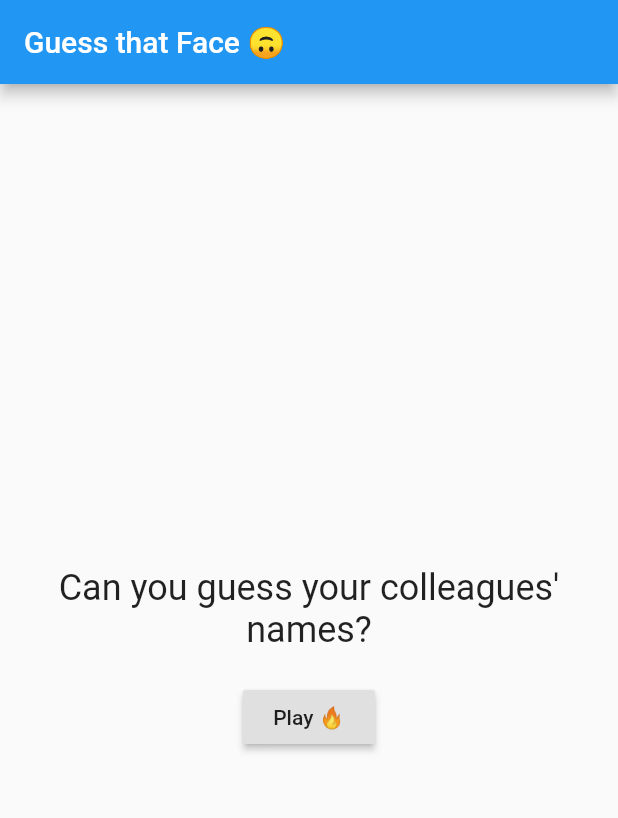
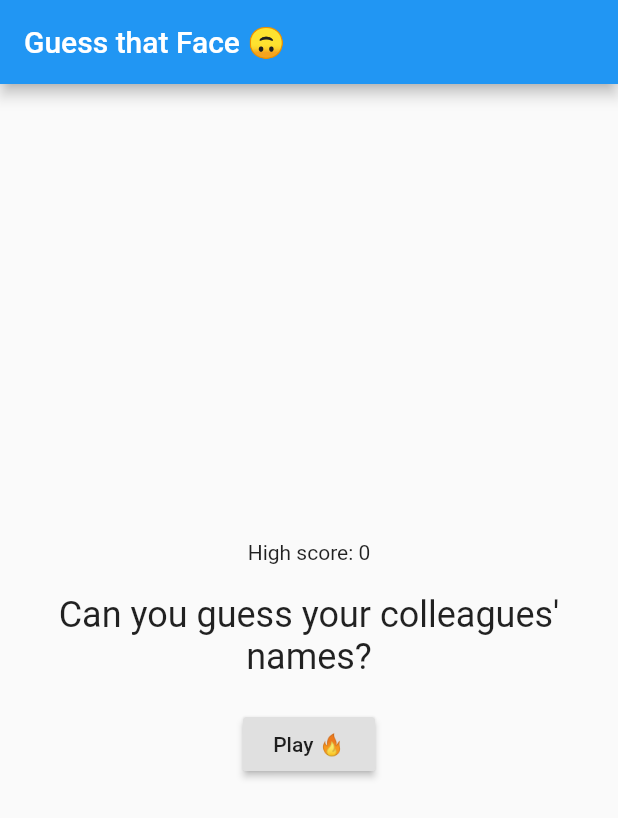
Before and after one commit to PLNech/GuessFace, a Flutter app: the screen it shows after launch, on a phone screen of 412 x 824 dp. Shown: the top 818 px of the screen. Run offline on Flutter 3.47's test engine with Material 2 defaults, Android fonts, the phone set to English and light mode, and no system bars; our stand-ins replace transparent_image; missing offline and left inert: algolia.

Commit message:
feat: Highscore, small refact

```diff
--- a/guess_face/lib/main.dart
+++ b/guess_face/lib/main.dart
@@ -8,8 +8,9 @@ import 'package:transparent_image/transparent_image.dart';
 void main() => runApp(MyApp());
 
 const imageWidth = 200;
-const defaultHint = "Hint";
-const defaultHint = 10;
+const defaultHint = "Need a Hint?";
+const defaultHeadline = "Can you guess your colleagues' names?";
+const defaultPoints = 10;
 
 class MyApp extends StatelessWidget {
   static final Algolia _algolia = Algolia.init(
@@ -65,18 +66,21 @@ class MyApp extends StatelessWidget {
       title: 'GuessFace',
       home: HomeWidget(),
       routes: <String, WidgetBuilder>{
-        '/game': (BuildContext context) => Scaffold(
-              appBar: AppBar(
-                title: Text('Guess an Algolian 🙈'),
-              ),
-              body: Center(child: GuessWidget()),
-            )
+        '/game': (BuildContext context) => GuessWidget()
       },
     );
   }
 }
 
-class HomeWidget extends StatelessWidget {
+class HomeWidget extends StatefulWidget {
+  @override
+  HomeState createState() => new HomeState();
+}
+
+class HomeState extends State<HomeWidget> {
+  var highScore = 0;
+  var headline = defaultHeadline;
+
   @override
   Widget build(BuildContext context) {
     return Scaffold(
@@ -86,15 +90,34 @@ class HomeWidget extends StatelessWidget {
                 mainAxisAlignment: MainAxisAlignment.center,
                 crossAxisAlignment: CrossAxisAlignment.center,
                 children: <Widget>[
-              Text("Can you guess your colleagues' names?",
-                  style: Theme.of(context).textTheme.headline,
-                  textAlign: TextAlign.center),
-              Padding(padding: EdgeInsets.symmetric(vertical: 10.0)),
+                  _buildScoreText(),
+                  Padding(padding: EdgeInsets.symmetric(vertical: 10.0)),
+                  Text(headline,
+                      style: Theme.of(context).textTheme.headline,
+                      textAlign: TextAlign.center),
+                  Padding(padding: EdgeInsets.symmetric(vertical: 10.0)),
               RaisedButton(
                   child: Text("Play 🔥",
                       style: Theme.of(context).textTheme.button),
-                  onPressed: () => {Navigator.of(context).pushNamed("/game")}),
+                  onPressed: () {
+                    _navigateToGame(context);
+                  }),
             ])));
+  }
+
+  void _navigateToGame(BuildContext context) async {
+    final score = await Navigator.of(context).pushNamed("/game");
+    debugPrint("Got score $score!");
+    setState(() {
+      highScore = max(score, highScore);
+      headline = "Play again?";
+    });
+  }
+
+  _buildScoreText() {
+    return Text("High score: $highScore",
+        style: highScore == 0 ? Theme.of(context).textTheme.body1 : Theme.of(context).textTheme.display2,
+        textAlign: TextAlign.center);
   }
 }
 
@@ -127,8 +150,17 @@ class GuessState extends State<GuessWidget> {
             return Text(guessData.error);
           }
 
-          var data = guessData.data;
-          return Padding(
+          return _buildGameScreen(context, guessData.data);
+        });
+  }
+
+  Scaffold _buildGameScreen(BuildContext context, GuessData data) {
+    return Scaffold(
+      appBar: AppBar(
+        title: Text('Guess an Algolian 🙈'),
+      ),
+      body: Center(
+          child: Padding(
               padding: EdgeInsets.all(16.0),
               child: Column(children: <Widget>[
                 FadeInImage.memoryNetwork(
@@ -144,21 +176,23 @@ class GuessState extends State<GuessWidget> {
                     style: Theme.of(context).textTheme.subhead),
                 FlatButton(
                   child: Text(hintText),
-                  onPressed: () => {setState(() {
-                    var hit = guessData.data.guessMe.data;
-                        hintText = "${hit['jobTitle']} in ${hit['division']}";
-                        roundPoints = 5;
-                  })},
+                  onPressed: () => {
+                        setState(() {
+                          var hit = data.guessMe.data;
+                          hintText = "${hit['jobTitle']} in ${hit['division']}";
+                          roundPoints = 5;
+                        })
+                      },
                 ),
                 Expanded(
                     child: _buildSuggestionList(
-                        data.options, data.guessMe.data["name"]))
-              ]));
-        });
-    /**
-     * - Keep a currentScore
-     * - Keep a currentTurn (at 5, the game should display end screen)
-     */
+                        data.options, data.guessMe.data["name"])),
+                FlatButton(
+                  child: Text("Stop playing"),
+                  onPressed: () => {Navigator.of(context).pop(score)},
+                )
+              ]))),
+    );
   }
 
   _buildSuggestionList(List<String> objects, String guessName) {
```
